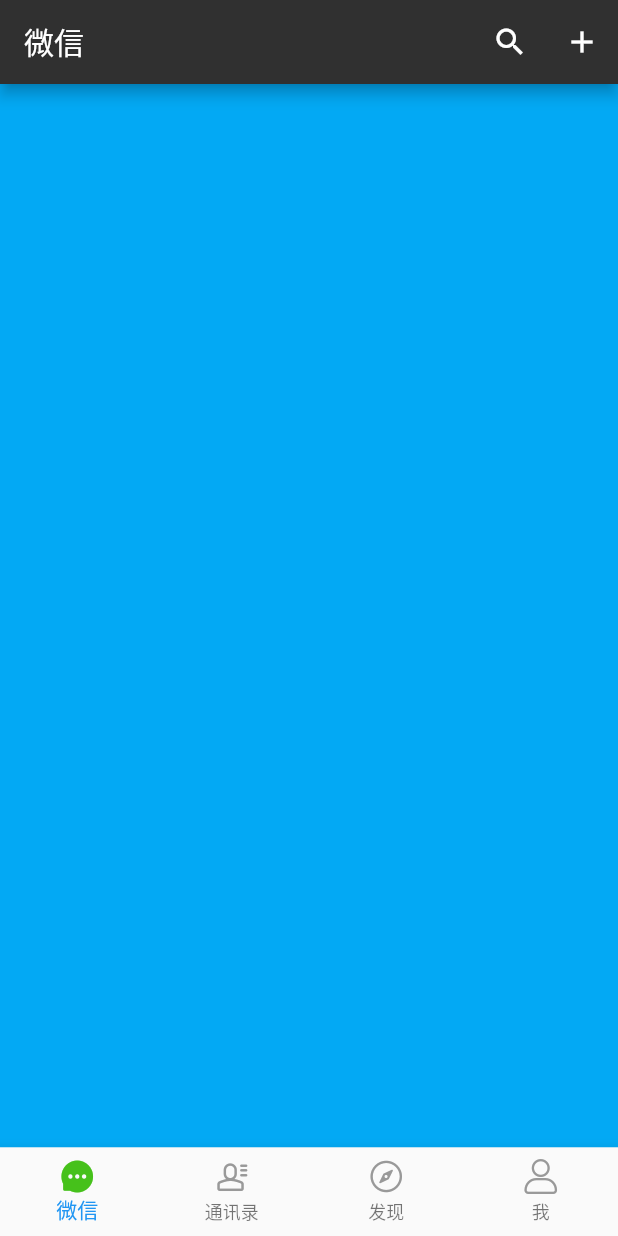
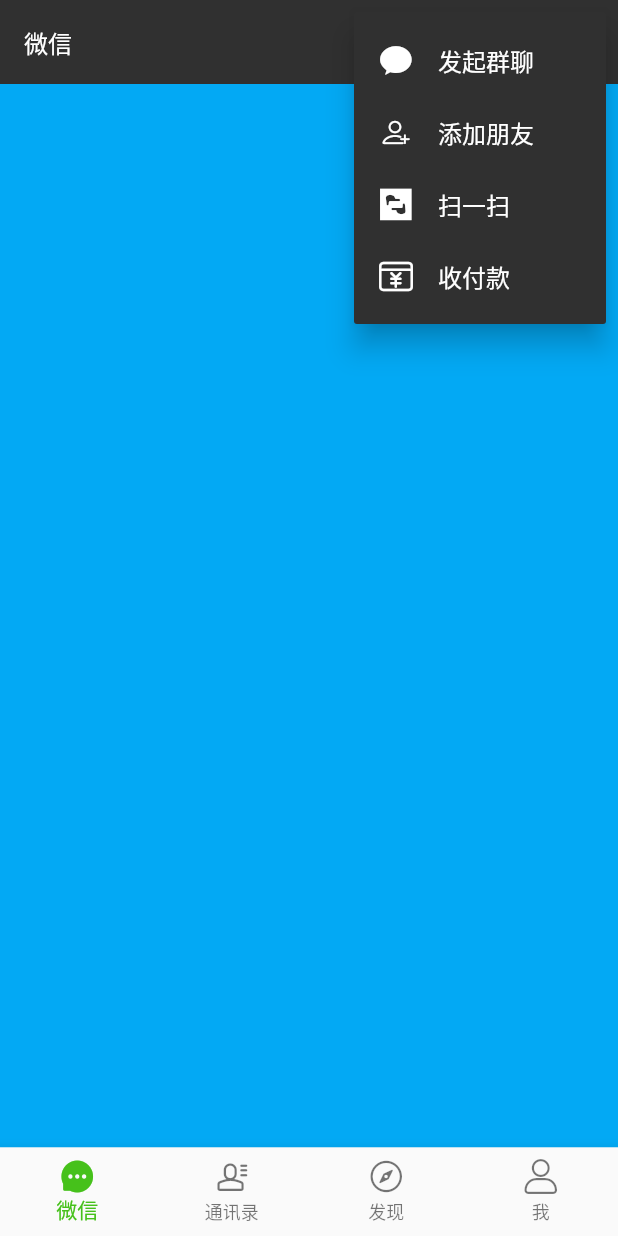
Before and after one commit to lanxuexing/im, a Flutter app: the screen it shows after launch, after a tap on the "add" icon, on a phone screen of 412 x 824 dp. Run offline on Flutter 3.47's test engine with Material 2 defaults, Android fonts, the phone set to English and light mode, and no system bars.

```diff
--- a/lib/home/constants.dart
+++ b/lib/home/constants.dart
@@ -3,6 +3,7 @@ class AppColors {
   static const APPBarColor = 0xFF303030;
   static const TabIconColor = 0xFF999999;
   static const TabActiveIconColor = 0xFF46C11B;
+  static const AppBarPopupMenuTextColorColor = 0xFFFFFFFF;
 }
 
 // 常用字体
--- a/lib/home/home_page.dart
+++ b/lib/home/home_page.dart
@@ -12,6 +12,7 @@ class HomePage extends StatefulWidget {
 
 class _HomePageState extends State<HomePage> {
   List<NavigationIconView> _navigationViews;
+  int _currentIndex = 0;
 
   @override
   void initState() {
@@ -19,27 +20,23 @@ class _HomePageState extends State<HomePage> {
     _navigationViews = <NavigationIconView>[
       NavigationIconView(
         title: '微信',
-        icon: const IconData(0xe793, fontFamily: AppIconFonts.IconFontsFamily),
-        activeIcon:
-            const IconData(0xe797, fontFamily: AppIconFonts.IconFontsFamily),
+        icon: IconData(0xe793, fontFamily: AppIconFonts.IconFontsFamily),
+        activeIcon: IconData(0xe797, fontFamily: AppIconFonts.IconFontsFamily),
       ),
       NavigationIconView(
         title: '通讯录',
-        icon: const IconData(0xe601, fontFamily: AppIconFonts.IconFontsFamily),
-        activeIcon:
-            const IconData(0xe600, fontFamily: AppIconFonts.IconFontsFamily),
+        icon: IconData(0xe601, fontFamily: AppIconFonts.IconFontsFamily),
+        activeIcon: IconData(0xe600, fontFamily: AppIconFonts.IconFontsFamily),
       ),
       NavigationIconView(
         title: '发现',
-        icon: const IconData(0xe786, fontFamily: AppIconFonts.IconFontsFamily),
-        activeIcon:
-            const IconData(0xe788, fontFamily: AppIconFonts.IconFontsFamily),
+        icon: IconData(0xe786, fontFamily: AppIconFonts.IconFontsFamily),
+        activeIcon: IconData(0xe788, fontFamily: AppIconFonts.IconFontsFamily),
       ),
       NavigationIconView(
         title: '我',
-        icon: const IconData(0xe7ab, fontFamily: AppIconFonts.IconFontsFamily),
-        activeIcon:
-            const IconData(0xe6a2, fontFamily: AppIconFonts.IconFontsFamily),
+        icon: IconData(0xe7ab, fontFamily: AppIconFonts.IconFontsFamily),
+        activeIcon: IconData(0xe6a2, fontFamily: AppIconFonts.IconFontsFamily),
       ),
     ];
   }
@@ -47,19 +44,46 @@ class _HomePageState extends State<HomePage> {
   @override
   Widget build(BuildContext context) {
     final BottomNavigationBar bottomNavBar = BottomNavigationBar(
+      fixedColor: const Color(AppColors.TabActiveIconColor),
       items: _navigationViews.map((NavigationIconView navigationIconView) {
         return navigationIconView.item;
       }).toList(),
-      currentIndex: 0,
+      currentIndex: _currentIndex,
       type: BottomNavigationBarType.fixed,
       onTap: (int index) {
-        print('您点击了第$index个按钮');
+        setState(() {
+          _currentIndex = index;
+        });
       },
     );
 
+    // 创建悬浮窗体列表项
+    _buildPopupMenuItem(int iconName, String title) {
+      return Row(
+        children: <Widget>[
+          Icon(
+            IconData(iconName, fontFamily: AppIconFonts.IconFontsFamily),
+            color: const Color(AppColors.AppBarPopupMenuTextColorColor),
+          ),
+          SizedBox(
+            width: 16.0,
+          ),
+          Text(
+            title,
+            style: TextStyle(
+              color: const Color(AppColors.AppBarPopupMenuTextColorColor),
+            ),
+          )
+        ],
+      );
+    }
+
     return Scaffold(
       appBar: AppBar(
-        title: Text('微信'),
+        title: Text(
+          '微信',
+          style: TextStyle(fontSize: 16.0),
+        ),
         actions: <Widget>[
           IconButton(
             // 搜素
@@ -68,14 +92,35 @@ class _HomePageState extends State<HomePage> {
               print('即将进入搜索');
             },
           ),
-          IconButton(
-            // 添加（综合功能）
+          PopupMenuButton(
+            // pop弹出窗体
+            itemBuilder: (BuildContext context) {
+              return <PopupMenuItem<PopupActionItem>>[
+                PopupMenuItem(
+                  child: _buildPopupMenuItem(0xe61a, '发起群聊'),
+                  value: PopupActionItem.GROUP_CHAT,
+                ),
+                PopupMenuItem(
+                  child: _buildPopupMenuItem(0xe617, '添加朋友'),
+                  value: PopupActionItem.ADD_FRIEND,
+                ),
+                PopupMenuItem(
+                  child: _buildPopupMenuItem(0xe650, '扫一扫'),
+                  value: PopupActionItem.QR_SCAN,
+                ),
+                PopupMenuItem(
+                  child: _buildPopupMenuItem(0xe611, '收付款'),
+                  value: PopupActionItem.PAYMENT,
+                ),
+              ];
+            },
             icon: Icon(Icons.add),
-            onPressed: () {
-              print('即将添加操作');
+            onSelected: (PopupActionItem selected) {
+              print('你点击的是$selected');
             },
-          )
+          ),
         ],
+        elevation: 0.0,
       ),
       body: Container(
         color: Colors.lightBlue,
@@ -87,29 +132,19 @@ class _HomePageState extends State<HomePage> {
 
 // 底部导航栏封装类
 class NavigationIconView {
-  final String _title;
-  final IconData _icon;
-  final IconData _activeIcon;
   final BottomNavigationBarItem item;
 
   NavigationIconView(
       {Key key, String title, IconData icon, IconData activeIcon})
-      : _title = title,
-        _icon = icon,
-        _activeIcon = activeIcon,
-        item = BottomNavigationBarItem(
-            icon: Icon(
-              icon,
-              color: Color(AppColors.TabIconColor),
-            ),
-            activeIcon: Icon(
-              activeIcon,
-              color: Color(AppColors.TabActiveIconColor),
-            ),
+      : item = BottomNavigationBarItem(
+            icon: Icon(icon),
+            activeIcon: Icon(activeIcon),
             title: Text(
               title,
-              style: TextStyle(
-                  fontSize: 14.0, color: Color(AppColors.TabIconColor)),
+              style: TextStyle(fontSize: 14.0),
             ),
             backgroundColor: Colors.white);
 }
+
+// pop弹出窗体枚举类
+enum PopupActionItem { GROUP_CHAT, ADD_FRIEND, QR_SCAN, PAYMENT }
--- a/lib/main.dart
+++ b/lib/main.dart
@@ -5,7 +5,8 @@ import 'package:im/home/constants.dart' show AppColors;
 void main() => runApp(MaterialApp(
   title: 'IM',
   theme: ThemeData.light().copyWith(
-    primaryColor: Color(AppColors.APPBarColor)
+    primaryColor: Color(AppColors.APPBarColor),
+    cardColor: Color(AppColors.APPBarColor)
   ),
   home: HomePage(),
 ));
```
Also changed, not shown: assets/fonts/iconfont.ttf.
